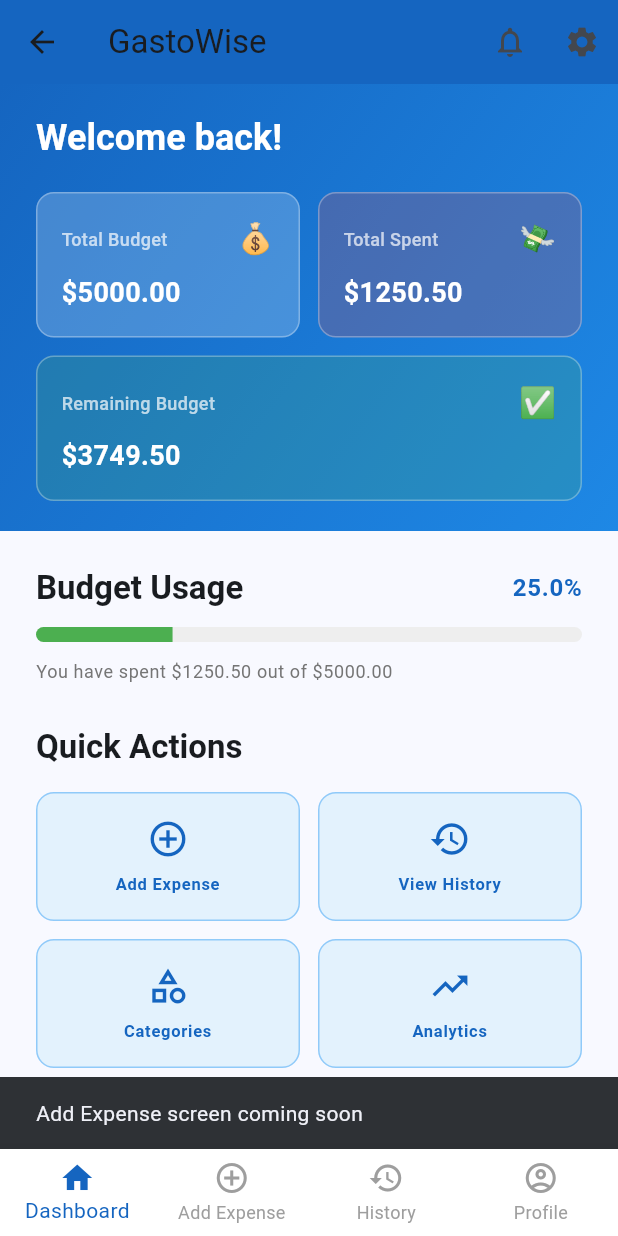
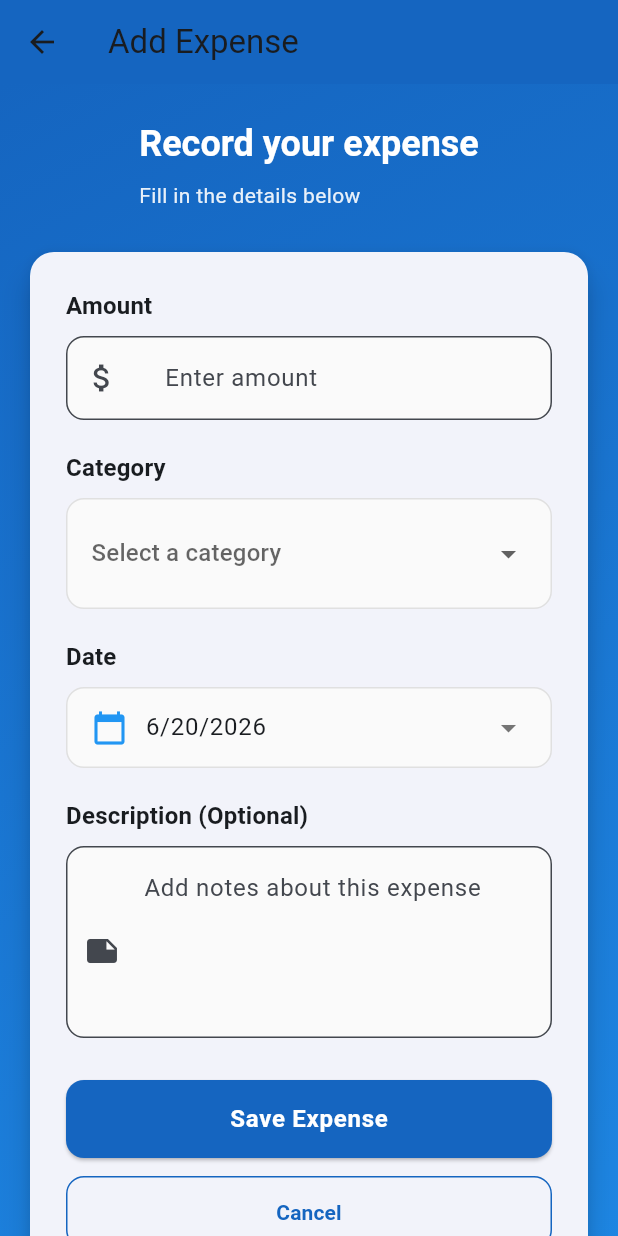
Before and after one commit to RxSeldon/gasto_wise, a Flutter app: the DashboardScreen screen opened by its route, item 2 of the bottom bar chosen, on a phone screen of 412 x 824 dp. Run offline on Flutter 3.47's test engine with Material 3 defaults, Android fonts, the phone set to English and light mode, and no system bars.

Commit message:
- Create add expense screen with amount, category, date, and notes fields - Add category dropdown with emoji icons - Implement date picker for expense recording - Add form validation for amount input - Connect to dashboard navigation - Add bottom navigation integration

```diff
--- a/lib/main.dart
+++ b/lib/main.dart
@@ -1,6 +1,7 @@
 import 'package:flutter/material.dart';
 import 'screens/login_screen.dart';
 import 'screens/dashboard_screen.dart';
+import 'screens/add_expense_screen.dart';
 
 void main() {
   runApp(const MyApp());
@@ -25,6 +26,7 @@
       home: const LoginScreen(),
       routes: {
         '/dashboard': (context) => const DashboardScreen(),
+        '/add-expense': (context) => const AddExpenseScreen(),
       },
     );
   }
--- /dev/null
+++ b/lib/screens/add_expense_screen.dart
@@ -0,0 +1,405 @@
+import 'package:flutter/material.dart';
+
+class AddExpenseScreen extends StatefulWidget {
+  const AddExpenseScreen({super.key});
+
+  @override
+  State<AddExpenseScreen> createState() => _AddExpenseScreenState();
+}
+
+class _AddExpenseScreenState extends State<AddExpenseScreen> {
+  final _formKey = GlobalKey<FormState>();
+  final _amountController = TextEditingController();
+  final _descriptionController = TextEditingController();
+
+  String? _selectedCategory;
+  DateTime _selectedDate = DateTime.now();
+  bool _isLoading = false;
+
+  final List<String> categories = [
+    'Food',
+    'Transportation',
+    'Shopping',
+    'Bills',
+    'School',
+    'Entertainment',
+    'Others',
+  ];
+
+  final Map<String, String> categoryIcons = {
+    'Food': '🍔',
+    'Transportation': '🚗',
+    'Shopping': '🛍️',
+    'Bills': '💳',
+    'School': '📚',
+    'Entertainment': '🎬',
+    'Others': '📌',
+  };
+
+  @override
+  void dispose() {
+    _amountController.dispose();
+    _descriptionController.dispose();
+    super.dispose();
+  }
+
+  Future<void> _selectDate(BuildContext context) async {
+    final DateTime? picked = await showDatePicker(
+      context: context,
+      initialDate: _selectedDate,
+      firstDate: DateTime(2020),
+      lastDate: DateTime.now(),
+    );
+    if (picked != null && picked != _selectedDate) {
+      setState(() {
+        _selectedDate = picked;
+      });
+    }
+  }
+
+  void _handleSaveExpense() {
+    if (_formKey.currentState!.validate()) {
+      if (_selectedCategory == null) {
+        ScaffoldMessenger.of(context).showSnackBar(
+          const SnackBar(
+            content: Text('Please select a category'),
+            backgroundColor: Colors.orange,
+          ),
+        );
+        return;
+      }
+
+      setState(() {
+        _isLoading = true;
+      });
+
+      // Simulate saving expense
+      Future.delayed(const Duration(seconds: 1), () {
+        setState(() {
+          _isLoading = false;
+        });
+
+        ScaffoldMessenger.of(context).showSnackBar(
+          const SnackBar(
+            content: Text('Expense saved successfully!'),
+            backgroundColor: Colors.green,
+            duration: Duration(seconds: 2),
+          ),
+        );
+
+        // Clear form
+        _formKey.currentState!.reset();
+        _amountController.clear();
+        _descriptionController.clear();
+        setState(() {
+          _selectedCategory = null;
+          _selectedDate = DateTime.now();
+        });
+      });
+    }
+  }
+
+  String? _validateAmount(String? value) {
+    if (value == null || value.isEmpty) {
+      return 'Amount is required';
+    }
+    final amount = double.tryParse(value);
+    if (amount == null) {
+      return 'Please enter a valid amount';
+    }
+    if (amount <= 0) {
+      return 'Amount must be greater than 0';
+    }
+    return null;
+  }
+
+  @override
+  Widget build(BuildContext context) {
+    return Scaffold(
+      appBar: AppBar(
+        title: const Text('Add Expense'),
+        backgroundColor: Colors.blue.shade800,
+        elevation: 0,
+        leading: IconButton(
+          icon: const Icon(Icons.arrow_back),
+          onPressed: () => Navigator.of(context).pop(),
+        ),
+      ),
+      body: SingleChildScrollView(
+        child: Container(
+          decoration: BoxDecoration(
+            gradient: LinearGradient(
+              begin: Alignment.topLeft,
+              end: Alignment.bottomRight,
+              colors: [Colors.blue.shade800, Colors.blue.shade600],
+            ),
+          ),
+          child: Column(
+            children: [
+              // Header
+              Padding(
+                padding: const EdgeInsets.all(24.0),
+                child: Column(
+                  crossAxisAlignment: CrossAxisAlignment.start,
+                  children: [
+                    Text(
+                      'Record your expense',
+                      style: Theme.of(context).textTheme.headlineSmall
+                          ?.copyWith(
+                            color: Colors.white,
+                            fontWeight: FontWeight.bold,
+                          ),
+                    ),
+                    const SizedBox(height: 8),
+                    Text(
+                      'Fill in the details below',
+                      style: Theme.of(context).textTheme.bodyMedium?.copyWith(
+                        color: Colors.white.withOpacity(0.9),
+                      ),
+                    ),
+                  ],
+                ),
+              ),
+              // Form Card
+              Padding(
+                padding: const EdgeInsets.symmetric(horizontal: 16.0),
+                child: Card(
+                  elevation: 8,
+                  shape: RoundedRectangleBorder(
+                    borderRadius: BorderRadius.circular(16),
+                  ),
+                  child: Padding(
+                    padding: const EdgeInsets.all(24.0),
+                    child: Form(
+                      key: _formKey,
+                      child: Column(
+                        crossAxisAlignment: CrossAxisAlignment.stretch,
+                        children: [
+                          // Amount Field
+                          Text(
+                            'Amount',
+                            style: Theme.of(context).textTheme.titleMedium
+                                ?.copyWith(fontWeight: FontWeight.bold),
+                          ),
+                          const SizedBox(height: 8),
+                          TextFormField(
+                            controller: _amountController,
+                            validator: _validateAmount,
+                            keyboardType: const TextInputType.numberWithOptions(
+                              decimal: true,
+                            ),
+                            decoration: InputDecoration(
+                              hintText: 'Enter amount',
+                              prefixText: '\$ ',
+                              prefixIcon: const Icon(Icons.attach_money),
+                              border: OutlineInputBorder(
+                                borderRadius: BorderRadius.circular(12),
+                              ),
+                              focusedBorder: OutlineInputBorder(
+                                borderRadius: BorderRadius.circular(12),
+                                borderSide: BorderSide(
+                                  color: Colors.blue.shade800,
+                                  width: 2,
+                                ),
+                              ),
+                              filled: true,
+                              fillColor: Colors.grey[50],
+                            ),
+                          ),
+                          const SizedBox(height: 20),
+
+                          // Category Selection
+                          Text(
+                            'Category',
+                            style: Theme.of(context).textTheme.titleMedium
+                                ?.copyWith(fontWeight: FontWeight.bold),
+                          ),
+                          const SizedBox(height: 8),
+                          Container(
+                            decoration: BoxDecoration(
+                              border: Border.all(color: Colors.grey.shade300),
+                              borderRadius: BorderRadius.circular(12),
+                              color: Colors.grey[50],
+                            ),
+                            child: DropdownButton<String>(
+                              value: _selectedCategory,
+                              isExpanded: true,
+                              underline: const SizedBox(),
+                              padding: const EdgeInsets.symmetric(
+                                horizontal: 16,
+                                vertical: 12,
+                              ),
+                              hint: const Text('Select a category'),
+                              items: categories.map((category) {
+                                return DropdownMenuItem<String>(
+                                  value: category,
+                                  child: Row(
+                                    children: [
+                                      Text(
+                                        categoryIcons[category] ?? '📌',
+                                        style: const TextStyle(fontSize: 20),
+                                      ),
+                                      const SizedBox(width: 12),
+                                      Text(category),
+                                    ],
+                                  ),
+                                );
+                              }).toList(),
+                              onChanged: (value) {
+                                setState(() {
+                                  _selectedCategory = value;
+                                });
+                              },
+                            ),
+                          ),
+                          const SizedBox(height: 20),
+
+                          // Date Picker
+                          Text(
+                            'Date',
+                            style: Theme.of(context).textTheme.titleMedium
+                                ?.copyWith(fontWeight: FontWeight.bold),
+                          ),
+                          const SizedBox(height: 8),
+                          InkWell(
+                            onTap: () => _selectDate(context),
+                            child: Container(
+                              decoration: BoxDecoration(
+                                border: Border.all(color: Colors.grey.shade300),
+                                borderRadius: BorderRadius.circular(12),
+                                color: Colors.grey[50],
+                              ),
+                              padding: const EdgeInsets.symmetric(
+                                horizontal: 16,
+                                vertical: 14,
+                              ),
+                              child: Row(
+                                mainAxisAlignment:
+                                    MainAxisAlignment.spaceBetween,
+                                children: [
+                                  Row(
+                                    children: [
+                                      const Icon(
+                                        Icons.calendar_today,
+                                        color: Colors.blue,
+                                      ),
+                                      const SizedBox(width: 12),
+                                      Text(
+                                        _formatDate(_selectedDate),
+                                        style: Theme.of(
+                                          context,
+                                        ).textTheme.bodyLarge,
+                                      ),
+                                    ],
+                                  ),
+                                  Icon(
+                                    Icons.arrow_drop_down,
+                                    color: Colors.grey[600],
+                                  ),
+                                ],
+                              ),
+                            ),
+                          ),
+                          const SizedBox(height: 20),
+
+                          // Description Field
+                          Text(
+                            'Description (Optional)',
+                            style: Theme.of(context).textTheme.titleMedium
+                                ?.copyWith(fontWeight: FontWeight.bold),
+                          ),
+                          const SizedBox(height: 8),
+                          TextFormField(
+                            controller: _descriptionController,
+                            maxLines: 4,
+                            decoration: InputDecoration(
+                              hintText: 'Add notes about this expense',
+                              prefixIcon: const Padding(
+                                padding: EdgeInsets.only(top: 12.0),
+                                child: Icon(Icons.note),
+                              ),
+                              border: OutlineInputBorder(
+                                borderRadius: BorderRadius.circular(12),
+                              ),
+                              focusedBorder: OutlineInputBorder(
+                                borderRadius: BorderRadius.circular(12),
+                                borderSide: BorderSide(
+                                  color: Colors.blue.shade800,
+                                  width: 2,
+                                ),
+                              ),
+                              filled: true,
+                              fillColor: Colors.grey[50],
+                            ),
+                          ),
+                          const SizedBox(height: 28),
+
+                          // Save Button
+                          ElevatedButton(
+                            onPressed: _isLoading ? null : _handleSaveExpense,
+                            style: ElevatedButton.styleFrom(
+                              backgroundColor: Colors.blue.shade800,
+                              disabledBackgroundColor: Colors.grey[400],
+                              padding: const EdgeInsets.symmetric(vertical: 14),
+                              shape: RoundedRectangleBorder(
+                                borderRadius: BorderRadius.circular(12),
+                              ),
+                            ),
+                            child: _isLoading
+                                ? const SizedBox(
+                                    height: 20,
+                                    width: 20,
+                                    child: CircularProgressIndicator(
+                                      valueColor: AlwaysStoppedAnimation<Color>(
+                                        Colors.white,
+                                      ),
+                                      strokeWidth: 2,
+                                    ),
+                                  )
+                                : Text(
+                                    'Save Expense',
+                                    style: Theme.of(context).textTheme.bodyLarge
+                                        ?.copyWith(
+                                          color: Colors.white,
+                                          fontWeight: FontWeight.bold,
+                                        ),
+                                  ),
+                          ),
+                          const SizedBox(height: 12),
+
+                          // Cancel Button
+                          OutlinedButton(
+                            onPressed: () => Navigator.of(context).pop(),
+                            style: OutlinedButton.styleFrom(
+                              padding: const EdgeInsets.symmetric(vertical: 14),
+                              side: BorderSide(color: Colors.blue.shade800),
+                              shape: RoundedRectangleBorder(
+                                borderRadius: BorderRadius.circular(12),
+                              ),
+                            ),
+                            child: Text(
+                              'Cancel',
+                              style: TextStyle(
+                                color: Colors.blue.shade800,
+                                fontWeight: FontWeight.bold,
+                              ),
+                            ),
+                          ),
+                        ],
+                      ),
+                    ),
+                  ),
+                ),
+              ),
+              const SizedBox(height: 32),
+            ],
+          ),
+        ),
+      ),
+    );
+  }
+
+  String _formatDate(DateTime date) {
+    return '${date.month}/${date.day}/${date.year}';
+  }
+}
--- a/lib/screens/dashboard_screen.dart
+++ b/lib/screens/dashboard_screen.dart
@@ -283,11 +283,7 @@
                 icon: Icons.add_circle_outline,
                 label: 'Add Expense',
                 onPressed: () {
-                  ScaffoldMessenger.of(context).showSnackBar(
-                    const SnackBar(
-                      content: Text('Add Expense screen coming soon'),
-                    ),
-                  );
+                  Navigator.of(context).pushNamed('/add-expense');
                 },
               ),
             ),
@@ -486,9 +482,7 @@
           case 0:
             break; // Already on dashboard
           case 1:
-            ScaffoldMessenger.of(context).showSnackBar(
-              const SnackBar(content: Text('Add Expense screen coming soon')),
-            );
+            Navigator.of(context).pushNamed('/add-expense');
             break;
           case 2:
             ScaffoldMessenger.of(context).showSnackBar(
```
